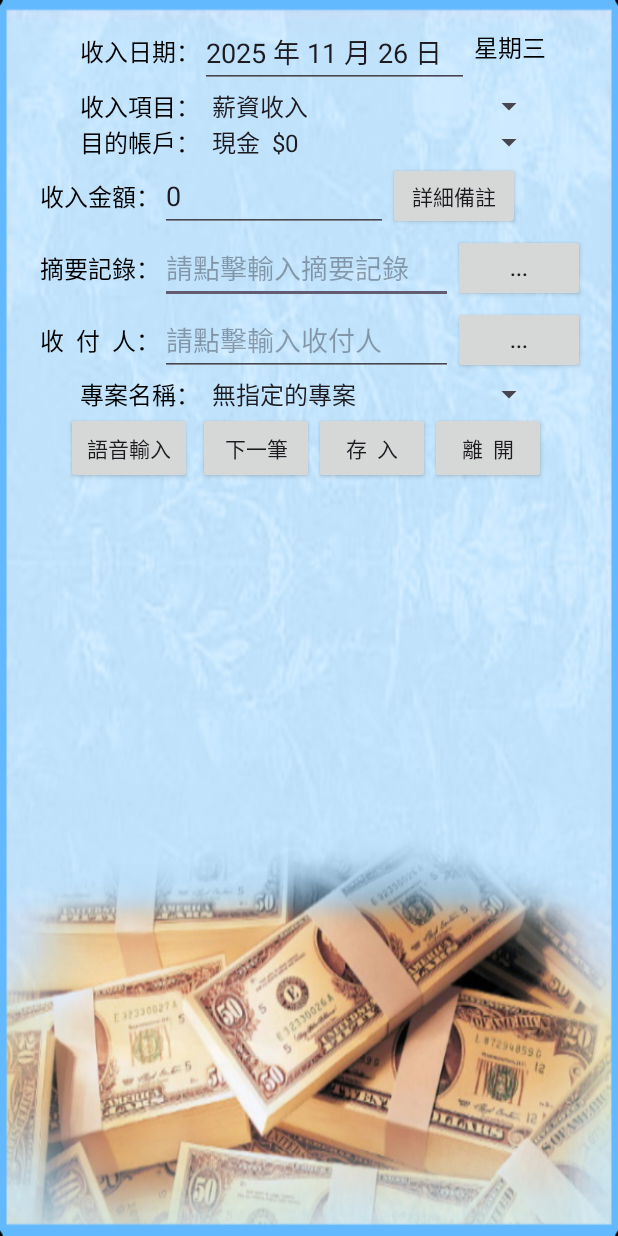
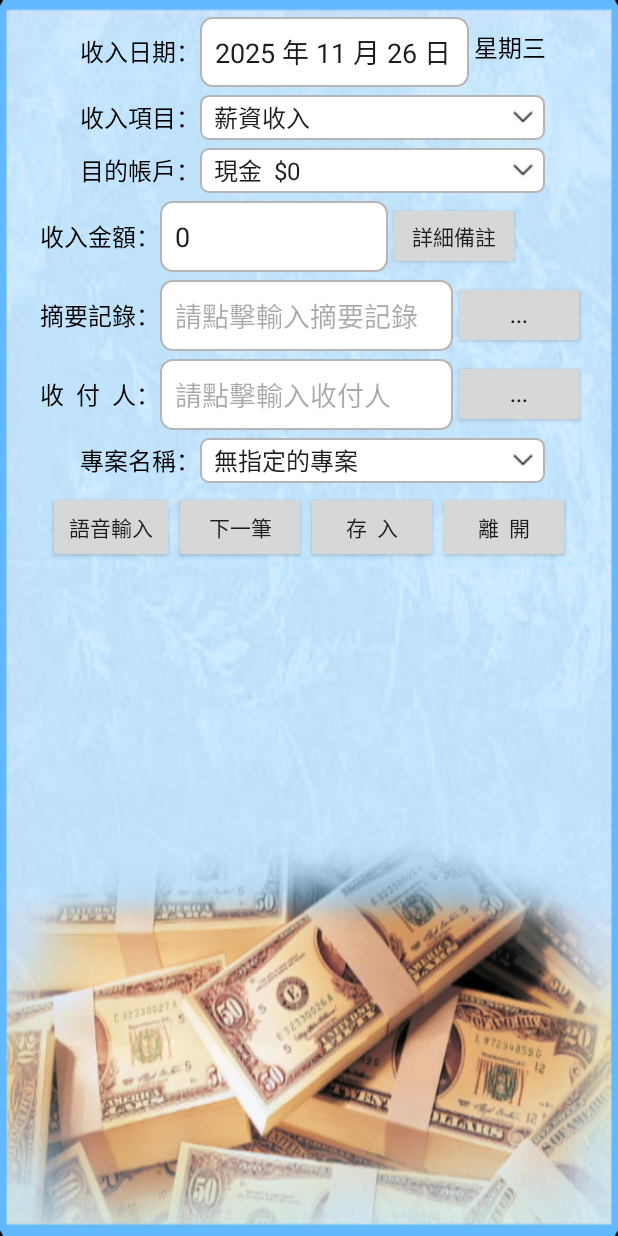
Before and after one commit to coobila/MyMoney, an Android app: the Addin screen opened directly, with no data from a screen before it, on a phone screen of 412 x 824 dp. Run offline under Robolectric (Android 15) with nearby library versions, the phone set to English and light mode, and no system bars.

Commit message:
Update addin.xml

```diff
--- a/app/src/main/res/layout/addin.xml
+++ b/app/src/main/res/layout/addin.xml
@@ -1,11 +1,14 @@
 <?xml version="1.0" encoding="utf-8"?>
 <LinearLayout xmlns:android="http://schemas.android.com/apk/res/android"
+    xmlns:app="http://schemas.android.com/apk/res-auto"
+    xmlns:tools="http://schemas.android.com/tools"
     android:gravity="top|center_horizontal"
     android:orientation="vertical"
     android:background="@drawable/mainback7"
     android:paddingTop="8dp"
     android:layout_width="match_parent"
     android:layout_height="match_parent">
+
     <LinearLayout
         android:gravity="center"
         android:id="@+id/linearLayout2"
@@ -21,9 +24,9 @@
                 android:id="@+id/tableRow21"
                 android:layout_width="wrap_content"
                 android:layout_height="wrap_content"
-                android:layout_marginLeft="5dp">
+                android:layout_marginStart="5dp">
                 <TextView
-                    android:textSize="16dp"
+                    android:textSize="16sp"
                     android:textColor="#000000"
                     android:layout_width="wrap_content"
                     android:layout_height="wrap_content"
@@ -37,7 +40,8 @@
                         android:id="@+id/DATA_DATE"
                         android:layout_width="179dp"
                         android:layout_height="wrap_content"
-                        android:singleLine="true"/>
+                        android:singleLine="true"
+                        android:background="@drawable/custom_edittext_background"/>
                     <TableRow
                         android:gravity="center"
                         android:id="@+id/tableRow4"
@@ -57,9 +61,10 @@
                 android:gravity="center"
                 android:layout_width="wrap_content"
                 android:layout_height="wrap_content"
-                android:layout_marginLeft="5dp">
+                android:layout_marginTop="5dp"
+                android:layout_marginStart="5dp">
                 <TextView
-                    android:textSize="16dp"
+                    android:textSize="16sp"
                     android:textColor="#000000"
                     android:layout_width="wrap_content"
                     android:layout_height="wrap_content"
@@ -67,16 +72,19 @@
                 <Spinner
                     android:id="@+id/SOURCE_ITEM"
                     android:layout_width="230dp"
-                    android:layout_height="wrap_content"/>
+                    android:layout_height="wrap_content"
+                    android:theme="@style/CustomSpinnerStyle"
+                    android:background="@drawable/spinner_back"/>
             </TableRow>
             <TableRow
                 android:gravity="center"
                 android:id="@+id/tableRow23"
                 android:layout_width="wrap_content"
                 android:layout_height="wrap_content"
-                android:layout_marginLeft="5dp">
+                android:layout_marginTop="5dp"
+                android:layout_marginStart="5dp">
                 <TextView
-                    android:textSize="16dp"
+                    android:textSize="16sp"
                     android:textColor="#000000"
                     android:id="@+id/VtextView5"
                     android:layout_width="wrap_content"
@@ -85,7 +93,9 @@
                 <Spinner
                     android:id="@+id/VOBJECT_ITEM"
                     android:layout_width="230dp"
-                    android:layout_height="wrap_content"/>
+                    android:layout_height="wrap_content"
+                    android:theme="@style/CustomSpinnerStyle"
+                    android:background="@drawable/spinner_back"/>
             </TableRow>
             <TableRow
                 android:gravity="center"
@@ -94,7 +104,7 @@
                 android:layout_width="wrap_content"
                 android:layout_height="wrap_content">
                 <TextView
-                    android:textSize="16dp"
+                    android:textSize="16sp"
                     android:textColor="#000000"
                     android:id="@+id/textView4"
                     android:layout_width="wrap_content"
@@ -103,12 +113,15 @@
                 <Spinner
                     android:id="@+id/OBJECT_ITEM"
                     android:layout_width="230dp"
-                    android:layout_height="wrap_content"/>
+                    android:layout_height="wrap_content"
+                    android:theme="@style/CustomSpinnerStyle"
+                    android:background="@drawable/spinner_back"/>
             </TableRow>
             <LinearLayout
                 android:orientation="vertical"
                 android:id="@+id/linearLayout15"
-                android:paddingLeft="5dp"
+                android:layout_marginTop="5dp"
+                android:paddingStart="5dp"
                 android:layout_width="wrap_content"
                 android:layout_height="wrap_content">
                 <TableRow
@@ -116,7 +129,7 @@
                     android:layout_width="wrap_content"
                     android:layout_height="wrap_content">
                     <TextView
-                        android:textSize="16dp"
+                        android:textSize="16sp"
                         android:textColor="#000000"
                         android:id="@+id/VEXCHANGE"
                         android:layout_width="wrap_content"
@@ -131,7 +144,8 @@
                             android:layout_height="wrap_content"
                             android:text="0"
                             android:hint="請點擊輸入金額"
-                            android:singleLine="true"/>
+                            android:singleLine="true"
+                            android:background="@drawable/custom_edittext_background"/>
                     </TableRow>
                     <Button
                         android:id="@+id/DetailInput"
@@ -144,6 +158,7 @@
             <LinearLayout
                 android:orientation="vertical"
                 android:id="@+id/linearLayout1"
+                android:layout_marginTop="5dp"
                 android:paddingLeft="5dp"
                 android:layout_width="wrap_content"
                 android:layout_height="wrap_content">
@@ -153,7 +168,7 @@
                     android:layout_width="wrap_content"
                     android:layout_height="wrap_content">
                     <TextView
-                        android:textSize="16dp"
+                        android:textSize="16sp"
                         android:textColor="#000000"
                         android:id="@+id/VDATA_NOTE"
                         android:layout_width="wrap_content"
@@ -168,7 +183,8 @@
                             android:layout_width="195dp"
                             android:layout_height="wrap_content"
                             android:hint="請點擊輸入摘要記錄"
-                            android:singleLine="true"/>
+                            android:singleLine="true"
+                            android:background="@drawable/custom_edittext_background"/>
                     </TableRow>
                     <Button
                         android:id="@+id/SOften"
@@ -181,6 +197,7 @@
             <LinearLayout
                 android:orientation="vertical"
                 android:id="@+id/ShowPayCollFrame"
+                android:layout_marginTop="5dp"
                 android:paddingLeft="5dp"
                 android:visibility="visible"
                 android:layout_width="match_parent"
@@ -192,7 +209,7 @@
                     android:layout_width="wrap_content"
                     android:layout_height="wrap_content">
                     <TextView
-                        android:textSize="16dp"
+                        android:textSize="16sp"
                         android:textColor="#000000"
                         android:id="@+id/VPAY_COLL_NAME"
                         android:visibility="visible"
@@ -209,7 +226,8 @@
                             android:layout_width="195dp"
                             android:layout_height="wrap_content"
                             android:hint="請點擊輸入收付人"
-                            android:singleLine="true"/>
+                            android:singleLine="true"
+                            android:background="@drawable/custom_edittext_background"/>
                     </TableRow>
                     <Button
                         android:id="@+id/SCollPayName"
@@ -224,9 +242,10 @@
                 android:id="@+id/ShowProjectFrame"
                 android:layout_width="wrap_content"
                 android:layout_height="wrap_content"
-                android:layout_marginLeft="5dp">
+                android:layout_marginTop="5dp"
+                android:layout_marginStart="5dp">
                 <TextView
-                    android:textSize="16dp"
+                    android:textSize="16sp"
                     android:textColor="#000000"
                     android:id="@+id/VPROJECT_NAME"
                     android:visibility="visible"
@@ -237,7 +256,9 @@
                     android:id="@+id/PROJECT_NAME"
                     android:visibility="visible"
                     android:layout_width="230dp"
-                    android:layout_height="wrap_content"/>
+                    android:layout_height="wrap_content"
+                    android:theme="@style/CustomSpinnerStyle"
+                    android:background="@drawable/spinner_back"/>
             </TableRow>
         </TableLayout>
     </LinearLayout>
@@ -245,9 +266,10 @@
         android:gravity="center"
         android:id="@+id/tableRow5"
         android:layout_width="wrap_content"
-        android:layout_height="wrap_content">
+        android:layout_height="wrap_content"
+        android:layout_marginTop="5dp">
         <Button
-            android:textSize="14dp"
+            android:textSize="14sp"
             android:id="@+id/VOICE_INPUT"
             android:visibility="invisible"
             android:layout_width="84dp"
@@ -257,16 +279,18 @@
         <Spinner
             android:id="@+id/PROJECT_ID"
             android:visibility="gone"
-            android:layout_height="wrap_content"/>
+            android:layout_height="wrap_content"
+            android:theme="@style/CustomSpinnerStyle"
+            android:background="@drawable/spinner_back"/>
         <TableRow
             android:gravity="center"
             android:id="@+id/tableRow8"
-            android:layout_width="240dp"
+            android:layout_width="wrap_content"
             android:layout_height="wrap_content">
             <Button
                 android:textSize="14dp"
                 android:id="@+id/SaveNext"
-                android:layout_width="77dp"
+                android:layout_width="wrap_content"
                 android:layout_height="wrap_content"
                 android:text=" 下一筆 "
                 android:onClick="SaveDataNext"/>
@@ -277,7 +301,7 @@
                 <Button
                     android:textSize="14dp"
                     android:id="@+id/SaveExit"
-                    android:layout_width="77dp"
+                    android:layout_width="wrap_content"
                     android:layout_height="wrap_content"
                     android:text=" 存  入 "
                     android:onClick="SaveDataExit"/>
@@ -289,7 +313,7 @@
                 <Button
                     android:textSize="14dp"
                     android:id="@+id/Close"
-                    android:layout_width="77dp"
+                    android:layout_width="wrap_content"
                     android:layout_height="wrap_content"
                     android:text=" 離  開 "
                     android:onClick="CloseReturn"/>
```
